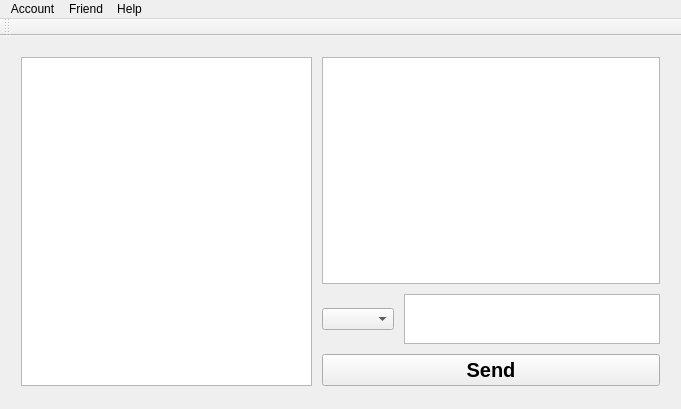
This is pTox/mainwindow.ui in PiotrParysek/pTox as Qt 5 draws it before an edit. The edited form follows.
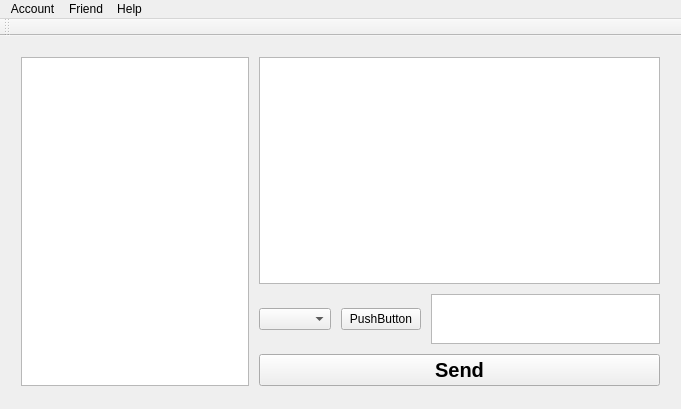
This is the edited form.

Commit message: Working on audio or file transfer

What changed in the file:
```diff
--- a/pTox/mainwindow.ui
+++ b/pTox/mainwindow.ui
@@ -51,6 +51,13 @@
            <item>
             <widget class="QComboBox" name="comboBox"/>
            </item>
+           <item>
+            <widget class="QPushButton" name="pushButton_audio">
+             <property name="text">
+              <string>PushButton</string>
+             </property>
+            </widget>
+           </item>
            <item>
             <widget class="QTextEdit" name="textEdit">
              <property name="maximumSize">
```
The commit also changes 7 other files.
